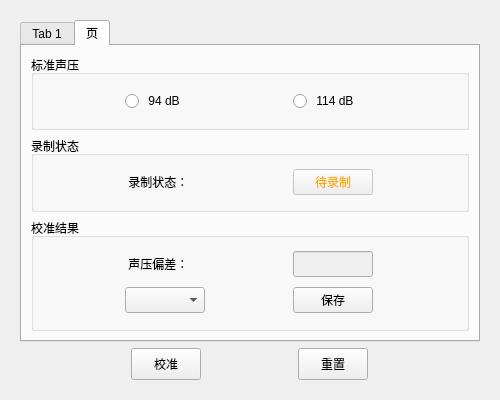
This is resources/ui/output_voltage_cal.ui in zhouyichen01/HoleMembraneTest as Qt 5 draws it before an edit. The edited form follows.
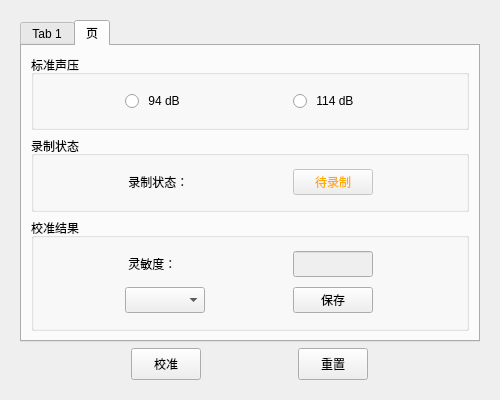
This is the edited form. The open tabs and pages were chosen to show the change.

Commit message: 灵敏度校准修改

What changed in the file:
```diff
--- a/resources/ui/output_voltage_cal.ui
+++ b/resources/ui/output_voltage_cal.ui
@@ -520,7 +520,7 @@
                   </size>
                  </property>
                  <property name="text">
-                  <string> 声压偏差：</string>
+                  <string> 灵敏度：</string>
                  </property>
                 </widget>
                </item>
```
The commit also changes 11 other files.
